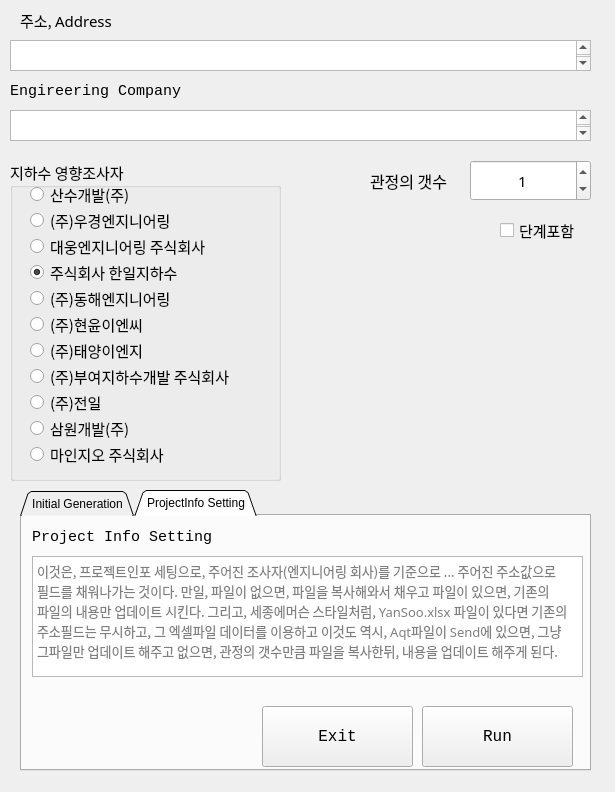
The window that 11_util/totalcmd python/03_지하수 이용실태 조사표/10_QT YangSoo File Generator  V2/01_Original File/aqt_input.ui (ihanseol/04_PyhtonDemoDojang) describes before a commit, drawn with Qt 5.
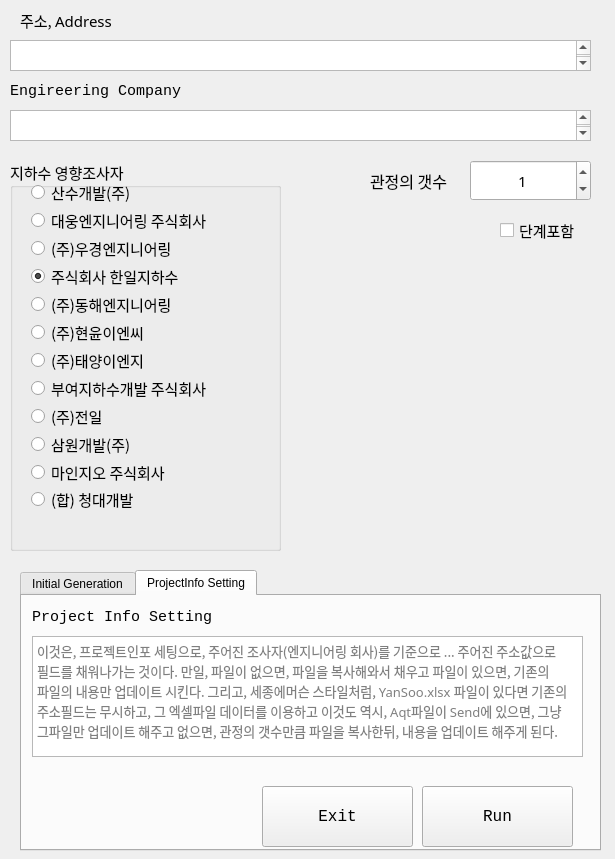
The same window after the commit. The open tabs and pages were chosen to show the change.

The edit to the form file:
```diff
--- a/11_util/totalcmd python/03_지하수 이용실태 조사표/10_QT YangSoo File Generator  V2/01_Original File/aqt_input.ui
+++ b/11_util/totalcmd python/03_지하수 이용실태 조사표/10_QT YangSoo File Generator  V2/01_Original File/aqt_input.ui
@@ -7,7 +7,7 @@
     <x>0</x>
     <y>0</y>
     <width>615</width>
-    <height>792</height>
+    <height>859</height>
    </rect>
   </property>
   <property name="windowTitle">
@@ -18,8 +18,8 @@
     <property name="geometry">
      <rect>
       <x>20</x>
-      <y>490</y>
-      <width>571</width>
+      <y>570</y>
+      <width>581</width>
       <height>281</height>
      </rect>
     </property>
@@ -33,7 +33,7 @@
      <enum>QTabWidget::North</enum>
     </property>
     <property name="tabShape">
-     <enum>QTabWidget::Triangular</enum>
+     <enum>QTabWidget::Rounded</enum>
     </property>
     <property name="currentIndex">
      <number>0</number>
@@ -283,7 +283,7 @@
       <x>10</x>
       <y>160</y>
       <width>271</width>
-      <height>321</height>
+      <height>391</height>
      </rect>
     </property>
     <property name="font">
@@ -298,10 +298,10 @@
     <widget class="QRadioButton" name="radio11">
      <property name="geometry">
       <rect>
-       <x>20</x>
-       <y>284</y>
-       <width>161</width>
-       <height>21</height>
+       <x>21</x>
+       <y>301</y>
+       <width>218</width>
+       <height>22</height>
       </rect>
      </property>
      <property name="font">
@@ -317,10 +317,10 @@
     <widget class="QRadioButton" name="radio1">
      <property name="geometry">
       <rect>
-       <x>20</x>
-       <y>24</y>
-       <width>131</width>
-       <height>21</height>
+       <x>21</x>
+       <y>21</y>
+       <width>218</width>
+       <height>22</height>
       </rect>
      </property>
      <property name="font">
@@ -336,10 +336,10 @@
     <widget class="QRadioButton" name="radio5">
      <property name="geometry">
       <rect>
-       <x>20</x>
-       <y>128</y>
-       <width>161</width>
-       <height>21</height>
+       <x>21</x>
+       <y>133</y>
+       <width>218</width>
+       <height>22</height>
       </rect>
      </property>
      <property name="font">
@@ -355,10 +355,10 @@
     <widget class="QRadioButton" name="radio4">
      <property name="geometry">
       <rect>
-       <x>20</x>
-       <y>102</y>
-       <width>161</width>
-       <height>21</height>
+       <x>21</x>
+       <y>105</y>
+       <width>218</width>
+       <height>22</height>
       </rect>
      </property>
      <property name="font">
@@ -377,10 +377,10 @@
     <widget class="QRadioButton" name="radio2">
      <property name="geometry">
       <rect>
-       <x>20</x>
-       <y>76</y>
-       <width>201</width>
-       <height>21</height>
+       <x>21</x>
+       <y>49</y>
+       <width>218</width>
+       <height>22</height>
       </rect>
      </property>
      <property name="font">
@@ -396,10 +396,10 @@
     <widget class="QRadioButton" name="radio8">
      <property name="geometry">
       <rect>
-       <x>20</x>
-       <y>206</y>
-       <width>221</width>
-       <height>21</height>
+       <x>21</x>
+       <y>217</y>
+       <width>218</width>
+       <height>22</height>
       </rect>
      </property>
      <property name="font">
@@ -409,16 +409,16 @@
       </font>
      </property>
      <property name="text">
-      <string>(주)부여지하수개발 주식회사</string>
+      <string>부여지하수개발 주식회사</string>
      </property>
     </widget>
     <widget class="QRadioButton" name="radio6">
      <property name="geometry">
       <rect>
-       <x>20</x>
-       <y>154</y>
-       <width>121</width>
-       <height>21</height>
+       <x>21</x>
+       <y>161</y>
+       <width>218</width>
+       <height>22</height>
       </rect>
      </property>
      <property name="font">
@@ -434,10 +434,10 @@
     <widget class="QRadioButton" name="radio10">
      <property name="geometry">
       <rect>
-       <x>20</x>
-       <y>258</y>
-       <width>121</width>
-       <height>21</height>
+       <x>21</x>
+       <y>273</y>
+       <width>218</width>
+       <height>22</height>
       </rect>
      </property>
      <property name="font">
@@ -456,10 +456,10 @@
     <widget class="QRadioButton" name="radio7">
      <property name="geometry">
       <rect>
-       <x>20</x>
-       <y>180</y>
-       <width>131</width>
-       <height>21</height>
+       <x>21</x>
+       <y>189</y>
+       <width>218</width>
+       <height>22</height>
       </rect>
      </property>
      <property name="font">
@@ -475,10 +475,10 @@
     <widget class="QRadioButton" name="radio9">
      <property name="geometry">
       <rect>
-       <x>20</x>
-       <y>232</y>
-       <width>91</width>
-       <height>21</height>
+       <x>21</x>
+       <y>245</y>
+       <width>218</width>
+       <height>22</height>
       </rect>
      </property>
      <property name="font">
@@ -494,10 +494,10 @@
     <widget class="QRadioButton" name="radio3">
      <property name="geometry">
       <rect>
-       <x>20</x>
-       <y>50</y>
-       <width>161</width>
-       <height>21</height>
+       <x>21</x>
+       <y>77</y>
+       <width>218</width>
+       <height>22</height>
       </rect>
      </property>
      <property name="font">
@@ -510,6 +510,25 @@
       <string>(주)우경엔지니어링</string>
      </property>
     </widget>
+    <widget class="QRadioButton" name="radio12">
+     <property name="geometry">
+      <rect>
+       <x>21</x>
+       <y>329</y>
+       <width>218</width>
+       <height>21</height>
+      </rect>
+     </property>
+     <property name="font">
+      <font>
+       <family>맑은 고딕</family>
+       <pointsize>11</pointsize>
+      </font>
+     </property>
+     <property name="text">
+      <string>(합) 청대개발</string>
+     </property>
+    </widget>
    </widget>
    <widget class="QLabel" name="label_2">
     <property name="geometry">
```
Left out of the diff: 2 changed lines with no effect on the pictures.
